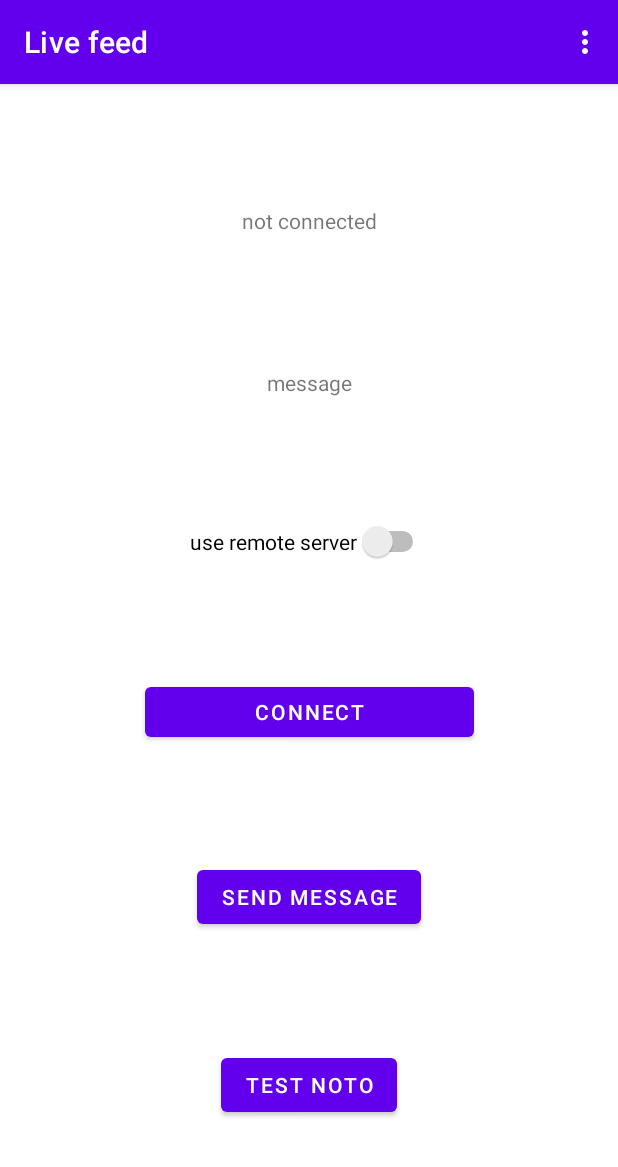
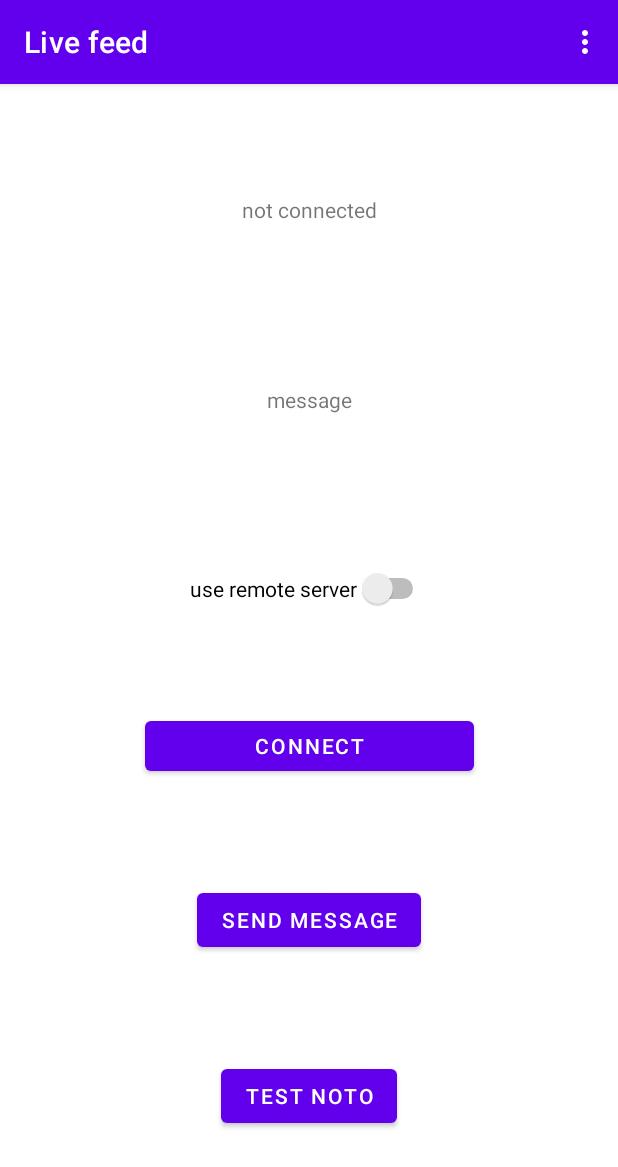
Before and after one commit to Senior-Project-10A-IOT/phone-app, an Android app: the screen it shows after launch (MainActivity), on a phone screen of 412 x 824 dp. Shown: the top 1167 px of the screen. Run offline under Robolectric (Android 15) with nearby library versions, the phone set to English and light mode, and no system bars; our stand-ins replace Volley, navigation-ui; libraries missing offline, so code that uses them is left out: com.neovisionaries.ws; 1 statement that could not run was skipped.

```diff
--- a/app/src/main/java/com/example/testapp/WebsocketWrapper.java
+++ b/app/src/main/java/com/example/testapp/WebsocketWrapper.java
@@ -4,8 +4,8 @@ import com.neovisionaries.ws.client.WebSocket;
 import com.neovisionaries.ws.client.WebSocketListener;
 
 public class WebsocketWrapper {
-    private static final String REMOTE_SERVER = "ws://gang-and-friends.com:8765/";
-    private static final String LOCAL_SERVER = "ws://10.0.2.2:8765/";
+    private static final String REMOTE_SERVER = "ws://gang-and-friends.com:8765/phone";
+    private static final String LOCAL_SERVER = "ws://10.0.2.2:8765/phone";
     private static String currentServer = LOCAL_SERVER;
 
     private static WebSocketListener listener;
--- a/app/src/main/res/layout/fragment_first.xml
+++ b/app/src/main/res/layout/fragment_first.xml
@@ -8,8 +8,8 @@
 
     <TextView
         android:id="@+id/socketResponse"
-        android:layout_width="268dp"
-        android:layout_height="31dp"
+        android:layout_width="270dp"
+        android:layout_height="85dp"
         android:gravity="center"
         android:text="message"
         app:layout_constraintBottom_toTopOf="@+id/useRemote"
```
